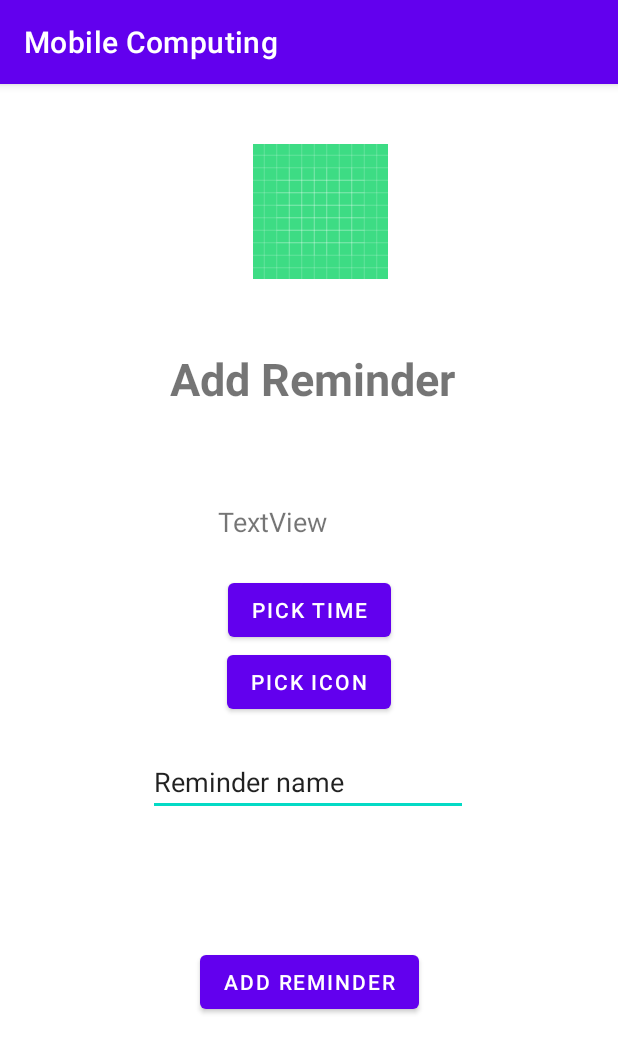
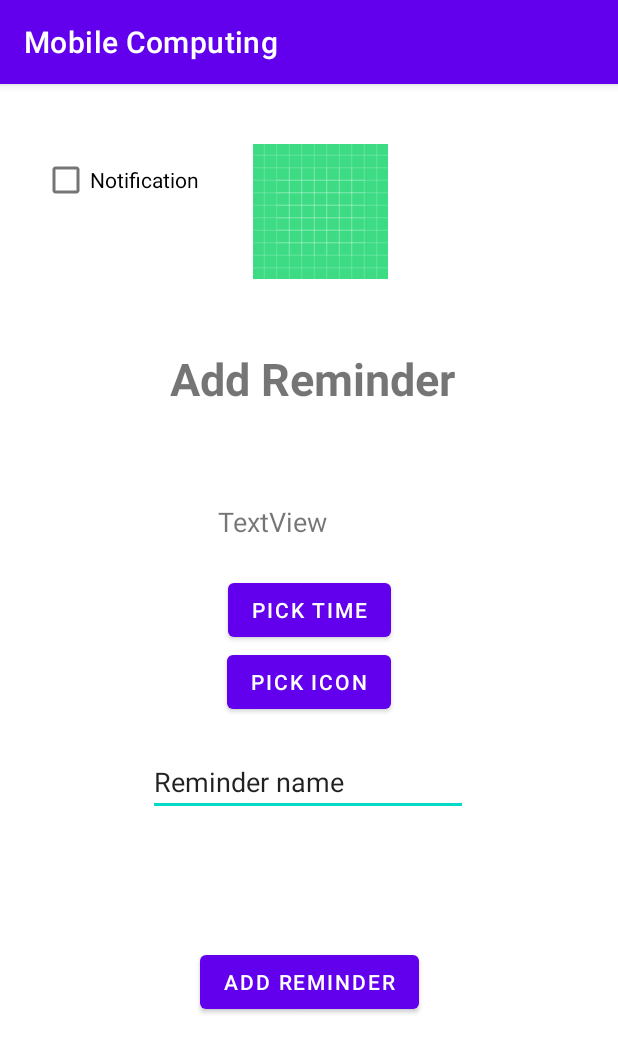
Before and after one commit to jusaarel/mobilecomputing, an Android app: the ReminderActivity screen opened directly, with no data from a screen before it, on a phone screen of 412 x 824 dp. Shown: the top 1053 px of the screen. Run offline under Robolectric (Android 15) with nearby library versions, the light colour scheme and no system bars; our stand-ins replace Room's generated code.

Commit message:
HW3
HW3 minimum requirements and one additional feature (reminders without notification)

```diff
--- a/app/build.gradle
+++ b/app/build.gradle
@@ -50,7 +50,7 @@ dependencies {
     kapt 'androidx.room:room-compiler:2.2.6'
 
     implementation 'org.jetbrains.kotlinx:kotlinx-coroutines-core:1.4.2'
-
+    implementation "androidx.work:work-runtime-ktx:2.4.0"
     implementation "androidx.lifecycle:lifecycle-viewmodel-ktx:2.3.0"
 
 
--- a/app/src/main/res/layout/activity_reminder.xml
+++ b/app/src/main/res/layout/activity_reminder.xml
@@ -94,5 +94,16 @@
         app:layout_constraintTop_toTopOf="parent"
         app:srcCompat="@drawable/ic_launcher_background" />
 
+    <CheckBox
+        android:id="@+id/AddNotification"
+        android:layout_width="wrap_content"
+        android:layout_height="wrap_content"
+        android:layout_marginStart="28dp"
+        android:layout_marginLeft="28dp"
+        android:layout_marginTop="40dp"
+        android:text="Notification"
+        app:layout_constraintStart_toStartOf="parent"
+        app:layout_constraintTop_toTopOf="parent" />
+
 
 </androidx.constraintlayout.widget.ConstraintLayout>
```
Also changed, not shown: app/src/main/java/com/example/mobilecomputing/ui/login/MainActivity.kt (+8 -2 lines), app/src/main/java/com/example/mobilecomputing/ui/login/Reminder.kt (+27 -0 lines), app/src/main/java/com/example/mobilecomputing/ui/login/ReminderActivity.kt (+102 -9 lines).
